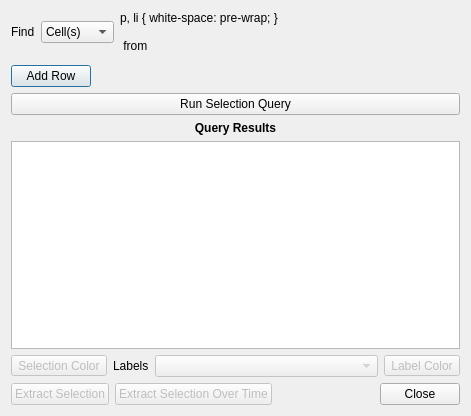
The window that Qt/Components/Resources/UI/pqQueryDialog.ui (matthb2/ParaView-beforekitwareswtichedtogit) describes before a commit, drawn with Qt 5.
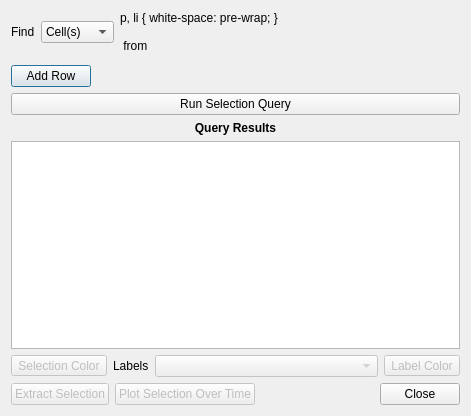
The same window after the commit. Custom widgets are drawn as their Qt base class.

Commit message: BUG: Fixed label for Extract Selection Over Time to Plot Selection Over Time.

The edit to the form file:
```diff
--- a/Qt/Components/Resources/UI/pqQueryDialog.ui
+++ b/Qt/Components/Resources/UI/pqQueryDialog.ui
@@ -206,7 +206,7 @@
         <bool>false</bool>
        </property>
        <property name="text">
-        <string>Extract Selection Over Time</string>
+        <string>Plot Selection Over Time</string>
        </property>
       </widget>
      </item>
```
